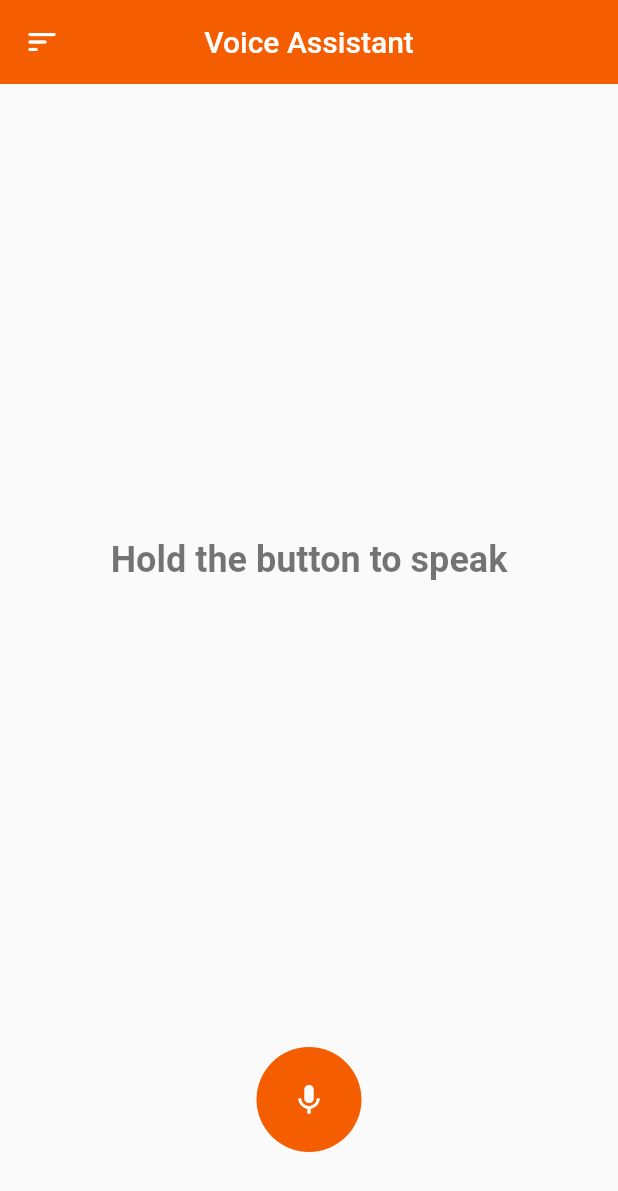
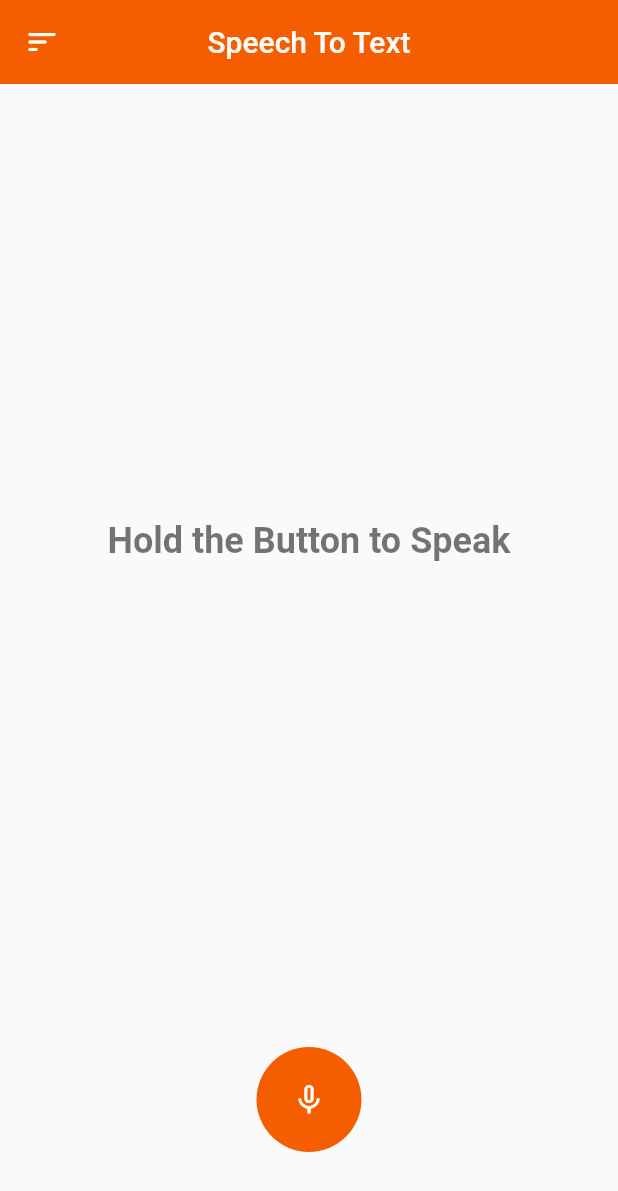
Before and after one commit to ThiroshMadhusha/Speech-to-Text-Flutter, a Flutter app: the screen it shows after launch, on a phone screen of 412 x 824 dp. Shown: the top 1191 px of the screen. Run offline on Flutter 3.47's test engine with Material 2 defaults, Android fonts, the phone set to English and light mode, and no system bars; drawn by our look-alikes of avatar_glow; our stand-ins replace speech_to_text.

Commit message:
complete speech to text ui design

```diff
--- a/speech/lib/speech_screen.dart
+++ b/speech/lib/speech_screen.dart
@@ -1,6 +1,6 @@
 import 'package:avatar_glow/avatar_glow.dart';
 import 'package:flutter/material.dart';
-
+import 'package:speech_to_text/speech_to_text.dart';
 import 'colors.dart';
 
 class SpeechScreen extends StatefulWidget {
@@ -11,14 +11,14 @@ class SpeechScreen extends StatefulWidget {
 }
 
 class _SpeechScreenState extends State<SpeechScreen> {
+  SpeechToText speechToText = SpeechToText();
 
-var text = "Hold the button to speak";
+  var text = "Hold the Button to Speak";
   var isListening = false;
 
   @override
   Widget build(BuildContext context) {
     return Scaffold(
-
       // action button on bottom
       floatingActionButtonLocation: FloatingActionButtonLocation.centerFloat,
       floatingActionButton: AvatarGlow(
@@ -32,27 +32,39 @@ var isListening = false;
 
           // GestureDetector is a widget that detects gestures
           child: GestureDetector(
-          onTapDown:(details) {
+            onTapDown: (details) async {
+              if (!isListening) {
+                var available = await speechToText.initialize();
+                if (available) {
                   setState(() {
                     isListening = true;
-              text = "Listening...";
+                    speechToText.listen(
+                      onResult: (result) {
+                        setState(() {
+                          text = result.recognizedWords;
                         });
                       },
+                    );
+                  });
+                }
+              }
+            },
+
             onTapUp: (details) {
               setState(() {
                 isListening = false;
-              text = "Hold the button to speak";
               });
+              speechToText.stop();
             },
 
             // CircleAvatar is a circular widget with background color and radius
-          child: const CircleAvatar(
+            child: CircleAvatar(
               backgroundColor: bgColor,
               radius: 35,
-            child: Icon(Icons.mic, color: Colors.white),
+              child: Icon(isListening ? Icons.mic : Icons.mic_none,
+                  color: Colors.white),
             ),
-        )
-      ),
+          )),
 
       // navigation bar
       appBar: AppBar(
@@ -60,20 +72,32 @@ var isListening = false;
         centerTitle: true,
         backgroundColor: bgColor,
         elevation: 0.0,
-        title: const Text('Voice Assistant', style:TextStyle(
+        title: const Text('Speech To Text',
+            style: TextStyle(
               color: textColor,
             )),
       ),
 
       // body of the screen
-      body: Container(
+      body: SingleChildScrollView(
+        reverse: true,
+        physics: const BouncingScrollPhysics(),
+        child: Container(
+          width: MediaQuery.of(context).size.width,
+          height: MediaQuery.of(context).size.height * 0.7,
           // color: Colors.red,
           alignment: Alignment.center,
           padding: const EdgeInsets.symmetric(horizontal: 24, vertical: 16),
           // margin: const EdgeInsets.symmetric(horizontal: 16, vertical: 16),
-        margin: const EdgeInsets.only(bottom: 150, left: 16, right: 16, top: 16),
-        child: Text(text,
-        style: const TextStyle(fontSize: 24, color: Colors.black54, fontWeight: FontWeight.w600),
+          margin:
+              const EdgeInsets.only(bottom: 150, left: 16, right: 16, top: 16),
+          child: Text(
+            text,
+            style: TextStyle(
+                fontSize: 24,
+                color: isListening ? Colors.black87 : Colors.black54,
+                fontWeight: FontWeight.w600),
+          ),
         ),
       ),
     );
```
Lines whose indentation alone changed are shown as unchanged.
